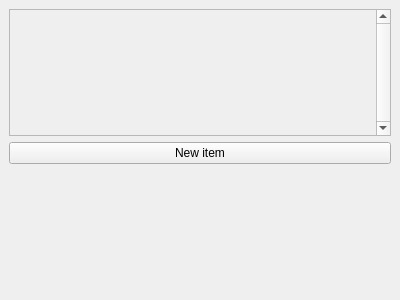
This is shoppinglist-0.2/src/shoppinglistform.ui in Eothred/shoppinglist as Qt 5 draws it before an edit. The edited form follows.
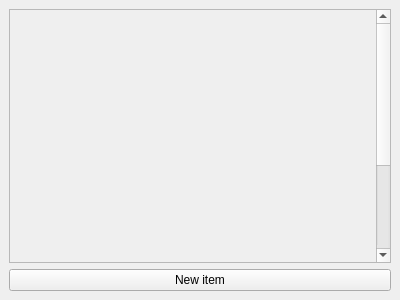
This is the edited form.

Commit message: suddenly I'm getting there :P

```diff
--- a/shoppinglist-0.2/src/shoppinglistform.ui
+++ b/shoppinglist-0.2/src/shoppinglistform.ui
@@ -66,7 +66,7 @@
         <x>0</x>
         <y>0</y>
         <width>359</width>
-        <height>117</height>
+        <height>400</height>
        </rect>
       </property>
       <property name="sizePolicy">
@@ -75,7 +75,7 @@
         <verstretch>0</verstretch>
        </sizepolicy>
       </property>
-      <widget class="QWidget" name="">
+      <widget class="QWidget" name="layoutWidget">
        <property name="geometry">
         <rect>
          <x>0</x>
```
The commit also changes 2 other files.
